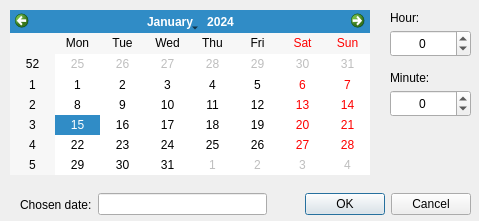
Above: qt4/filler2/DatetimeDialog.ui from Newterm/szarp before the change. Below: the same form after it.
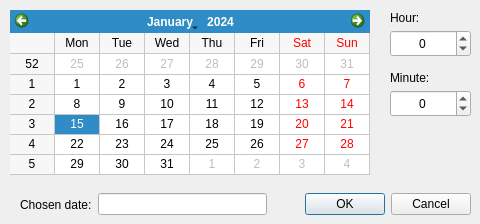
That is the form after the change. Icons and pictures are not drawn.

Commit message:
filler2: some GUI adjustments, date insertion logic
* added GUI logic for date insertion.
* adjusted window sizes.

Patch:
```diff
--- a/qt4/filler2/DatetimeDialog.ui
+++ b/qt4/filler2/DatetimeDialog.ui
@@ -6,8 +6,8 @@
    <rect>
     <x>0</x>
     <y>0</y>
-    <width>479</width>
-    <height>221</height>
+    <width>480</width>
+    <height>224</height>
    </rect>
   </property>
   <property name="windowTitle">
@@ -28,6 +28,9 @@
      <height>165</height>
     </rect>
    </property>
+   <property name="gridVisible">
+    <bool>true</bool>
+   </property>
   </widget>
   <widget class="QSpinBox" name="hourSpinBox">
    <property name="geometry">
@@ -99,7 +102,7 @@
     <string>Minute:</string>
    </property>
   </widget>
-  <widget class="QWidget" name="">
+  <widget class="QWidget" name="layoutWidget">
    <property name="geometry">
     <rect>
      <x>20</x>
```
Left out of the diff: 4 changed lines with no effect on the pictures. The commit also changes 2 other files.
